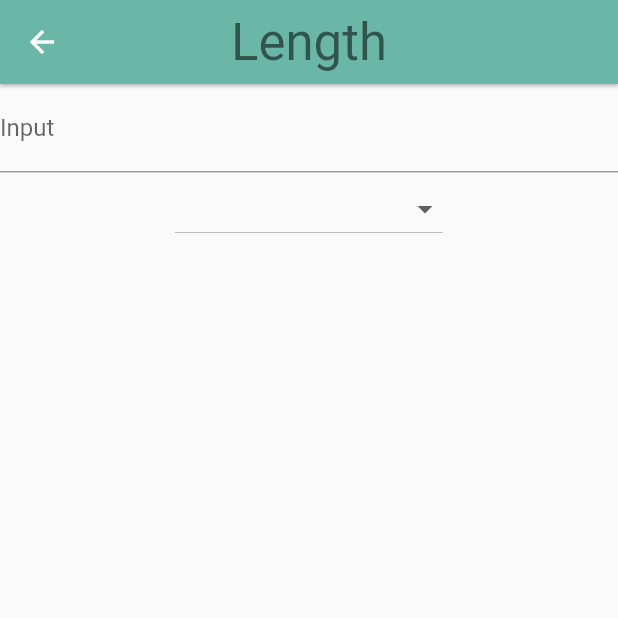
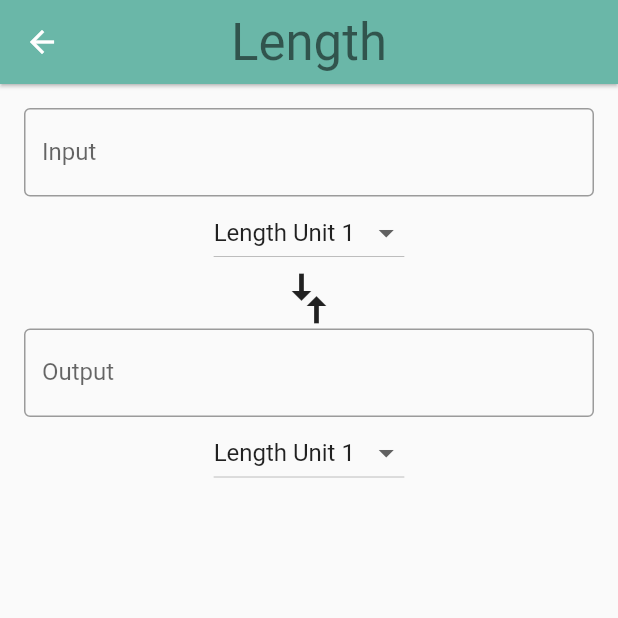
Before and after one commit to kagawa23/special-fortnight, a Flutter app: the screen it shows after launch, after a tap on "Length", on a phone screen of 412 x 824 dp, the top half of it. Run offline on Flutter 3.47's test engine with Material 2 defaults, Android fonts, the phone set to English and light mode, and no system bars.

Commit message:
done 1 &2

```diff
--- a/lib/converter_route.dart
+++ b/lib/converter_route.dart
@@ -40,8 +40,8 @@ class ConverterRoute extends StatefulWidget {
 class _ConverterRouteState extends State<ConverterRoute> {
   // TODO: Set some variables, such as for keeping track of the user's input
   // value and units
-  var _value = '';
-
+  Unit _fromValue ;
+  List<DropdownMenuItem> _unitMenuItems;
   // TODO: Determine whether you need to override anything, such as initState()
 
   // TODO: Add other helper functions. We've given you one, _format()
@@ -62,40 +62,98 @@ class _ConverterRouteState extends State<ConverterRoute> {
     return outputNum;
   }
 
+
+  void _createMenuItems(){
+    setState(() {
+      _unitMenuItems = widget.units.map((Unit unit) {
+        return DropdownMenuItem(
+          value:  unit.name,
+          child: Text(
+            unit.name,
+          ),
+        );
+      }).toList();
+    });
+  }
+
+  void _setDefault(){
+    setState(() {
+      _fromValue = widget.units[0];
+    });
+  }
+
+  Unit _getUnit(String unitName) {
+    return widget.units.firstWhere((Unit unit) {
+      return unit.name == unitName;
+    },orElse: null);
+  }
+
+  Widget generateTextField(String label) {
+    return TextFormField(
+      decoration: InputDecoration(
+          labelText: label,
+          border: OutlineInputBorder(
+            borderSide: BorderSide(width: 1.0)
+          )
+      ),
+      keyboardType: TextInputType.number,
+    );
+  }
+
+  Widget generateDropdownList(items, onChange, value) {
+    return DropdownButton(
+      items: _unitMenuItems,
+      onChanged: (value){
+        setState(() {
+          _fromValue = _getUnit(value);
+        });
+      },
+      value: _fromValue.name,
+    );
+  }
+
+  @override
+  void initState() {
+    // TODO: implement initState
+    super.initState();
+    this._createMenuItems();
+    this._setDefault();
+  }
+
   @override
   Widget build(BuildContext context) {
-    final unitDropDownItems = widget.units.map((Unit unit) {
-      return DropdownMenuItem(
-          value:  unit.name,
-          child: Column(
-        children: <Widget>[
-          Text(
-            unit.name,
-            style: Theme.of(context).textTheme.headline,
-          ),
-          Text(
-            'Conversion: ${unit.conversion}',
-            style: Theme.of(context).textTheme.subhead,
-          ),
-        ],
-      ));
-    }).toList();
     // TODO: Create the 'input' group of widgets. This is a Column that
     // includes the input value, and 'from' unit [Dropdown].
     final inputGroup = Column(
       children: <Widget>[
-        TextFormField(
-          decoration: const InputDecoration(labelText: 'Input'),
-        ),
-        DropdownButton(
-          items: unitDropDownItems,
-          onChanged: (value) {
-            print(value);
-//            _value = value;
-          },
-          value: -1,),
+        generateTextField('Input'),
+        generateDropdownList(_unitMenuItems, (value){
+          setState(() {
+            _fromValue = _getUnit(value);
+          });
+        }, _fromValue.name)
       ],
     );
+
+    final outputGroup = Column(
+      children: <Widget>[
+        generateTextField('Output'),
+        generateDropdownList(_unitMenuItems, (value){
+          setState(() {
+            _fromValue = _getUnit(value);
+          });
+        }, _fromValue.name)
+      ],
+    );
+
+    final arrows = RotatedBox(
+      quarterTurns: 1,
+      child: Icon(
+        Icons.compare_arrows,
+        size: 40.0,
+      ),
+    );
+
     // TODO: Create a compare arrows icon.
 
     // TODO: Create the 'output' group of widgets. This is a Column that
@@ -104,29 +162,16 @@ class _ConverterRouteState extends State<ConverterRoute> {
     // TODO: Return the input, arrows, and output widgets, wrapped in a Column.
 
     // TODO: Delete the below placeholder code.
-//    final unitWidgets = widget.units.map((Unit unit) {
-//      return Container(
-//        color: widget.color,
-//        margin: EdgeInsets.all(8.0),
-//        padding: EdgeInsets.all(16.0),
-//        child: Column(
-//          children: <Widget>[
-//            Text(
-//              unit.name,
-//              style: Theme.of(context).textTheme.headline,
-//            ),
-//            Text(
-//              'Conversion: ${unit.conversion}',
-//              style: Theme.of(context).textTheme.subhead,
-//            ),
-//          ],
-//        ),
-//      );
-//    }).toList();
 
-//    return ListView(
-//      children: unitWidgets,
-//    );
-    return inputGroup;
+    return Padding(
+      padding: EdgeInsets.all(16.0),
+      child: ListView(
+        children: <Widget>[
+          inputGroup,
+          arrows,
+          outputGroup,
+        ],
+      ),
+    );
   }
 }
```
